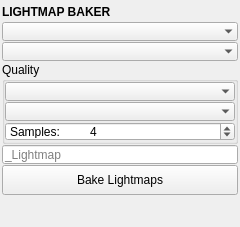
m3trik/mayatk, file mayatk/light_utils/lightmap_baker/lightmap_baker.ui: the form before one commit.
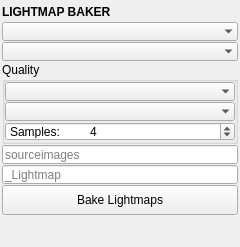
The form after the commit. Custom widgets are drawn as their Qt base class.

Commit message: Texture template gate, lightmap seam fixes, shared path primitives

```diff
--- a/mayatk/light_utils/lightmap_baker/lightmap_baker.ui
+++ b/mayatk/light_utils/lightmap_baker/lightmap_baker.ui
@@ -10,7 +10,7 @@
     <x>0</x>
     <y>0</y>
     <width>240</width>
-    <height>217</height>
+    <height>237</height>
    </rect>
   </property>
   <property name="tabShape">
@@ -247,6 +247,34 @@
         </layout>
        </widget>
       </item>
+      <item>
+       <widget class="LineEdit" name="txt_output_dir">
+        <property name="minimumSize">
+         <size>
+          <width>0</width>
+          <height>19</height>
+         </size>
+        </property>
+        <property name="maximumSize">
+         <size>
+          <width>16777215</width>
+          <height>19</height>
+         </size>
+        </property>
+        <property name="toolTip">
+         <string>Where the baked lightmaps are written (optional).
+
+Empty — the project's sourceimages folder.
+Relative (e.g. 'lightmaps' or 'bake/lm') — resolved under sourceimages, so the path stays portable across projects.
+Absolute (e.g. 'D:/bakes') — used as-is.
+
+The folder is created if it doesn't exist. Browsing to a folder inside sourceimages stores it as a relative path.</string>
+        </property>
+        <property name="placeholderText">
+         <string>sourceimages</string>
+        </property>
+       </widget>
+      </item>
       <item>
        <widget class="LineEdit" name="txt000">
         <property name="minimumSize">
```
The commit also changes 44 other files.
